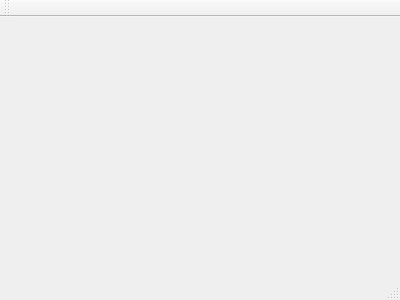
Qt form QuickImageResizer/mainwindow.ui (chchwy/junk-code) before a commit.
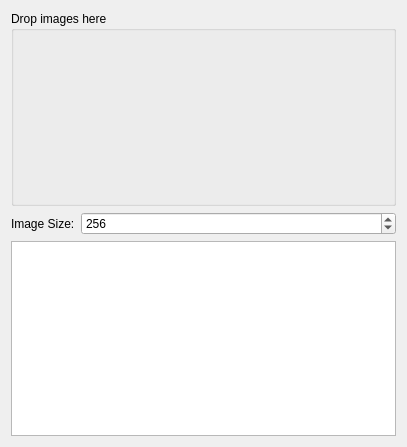
The same form after that commit.

Commit message: Quick Image resizer now can drag & drops!

Diff of the .ui file:
```diff
--- a/QuickImageResizer/mainwindow.ui
+++ b/QuickImageResizer/mainwindow.ui
@@ -1,24 +1,70 @@
 <ui version="4.0">
  <class>MainWindow</class>
- <widget class="QMainWindow" name="MainWindow" >
-  <property name="geometry" >
+ <widget class="QMainWindow" name="MainWindow">
+  <property name="geometry">
    <rect>
     <x>0</x>
     <y>0</y>
-    <width>400</width>
-    <height>300</height>
+    <width>407</width>
+    <height>447</height>
    </rect>
   </property>
   <property name="windowTitle" >
    <string>MainWindow</string>
   </property>
-  <widget class="QMenuBar" name="menuBar" />
-  <widget class="QToolBar" name="mainToolBar" />
-  <widget class="QWidget" name="centralWidget" />
-  <widget class="QStatusBar" name="statusBar" />
+  <widget class="QWidget" name="centralWidget">
+   <layout class="QVBoxLayout" name="verticalLayout" stretch="1,0,1">
+    <item>
+     <widget class="QGroupBox" name="groupBox">
+      <property name="title">
+       <string>Drop images here</string>
+      </property>
+     </widget>
+    </item>
+    <item>
+     <layout class="QHBoxLayout" name="horizontalLayout" stretch="0,1">
+      <item>
+       <widget class="QLabel" name="label">
+        <property name="sizePolicy">
+         <sizepolicy hsizetype="Minimum" vsizetype="Preferred">
+          <horstretch>0</horstretch>
+          <verstretch>0</verstretch>
+         </sizepolicy>
+        </property>
+        <property name="text">
+         <string>Image Size:</string>
+        </property>
+       </widget>
+      </item>
+      <item>
+       <widget class="QSpinBox" name="imgSizeSpinBox">
+        <property name="minimum">
+         <number>16</number>
+        </property>
+        <property name="maximum">
+         <number>1024</number>
+        </property>
+        <property name="value">
+         <number>256</number>
+        </property>
+       </widget>
+      </item>
+     </layout>
+    </item>
+    <item>
+     <widget class="QListWidget" name="logWidget">
+      <property name="sizePolicy">
+       <sizepolicy hsizetype="Expanding" vsizetype="Preferred">
+        <horstretch>0</horstretch>
+        <verstretch>0</verstretch>
+       </sizepolicy>
+      </property>
+     </widget>
+    </item>
+   </layout>
+  </widget>
  </widget>
- <layoutDefault spacing="6" margin="11" />
- <pixmapfunction></pixmapfunction>
+ <layoutdefault spacing="6" margin="11"/>
  <resources/>
  <connections/>
 </ui>
```
Left out of the diff: 5 changed lines with no effect on the pictures. The commit also changes 2 other files.
